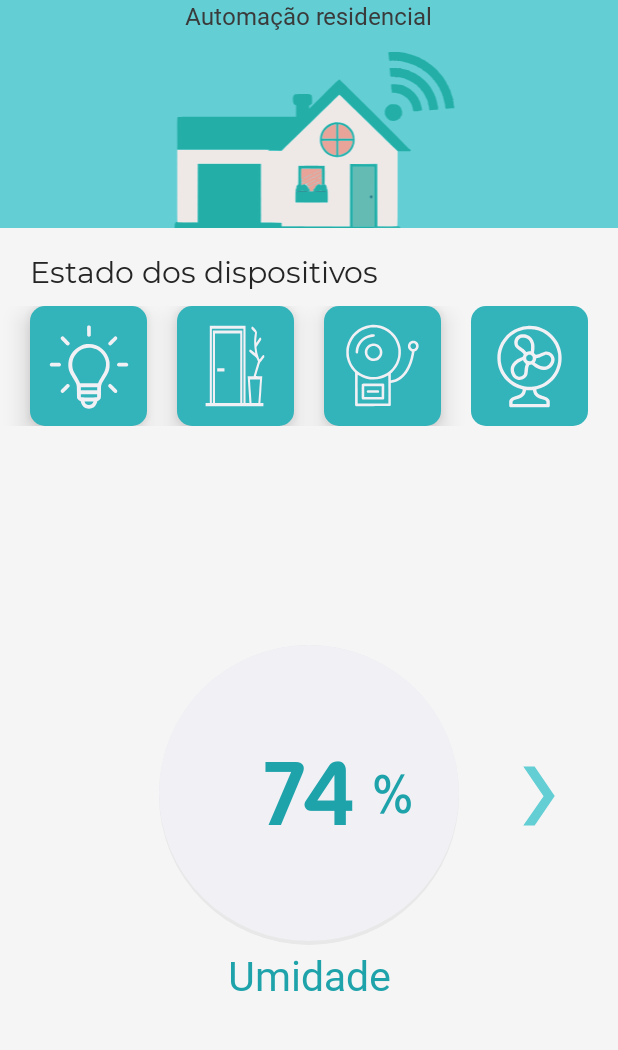
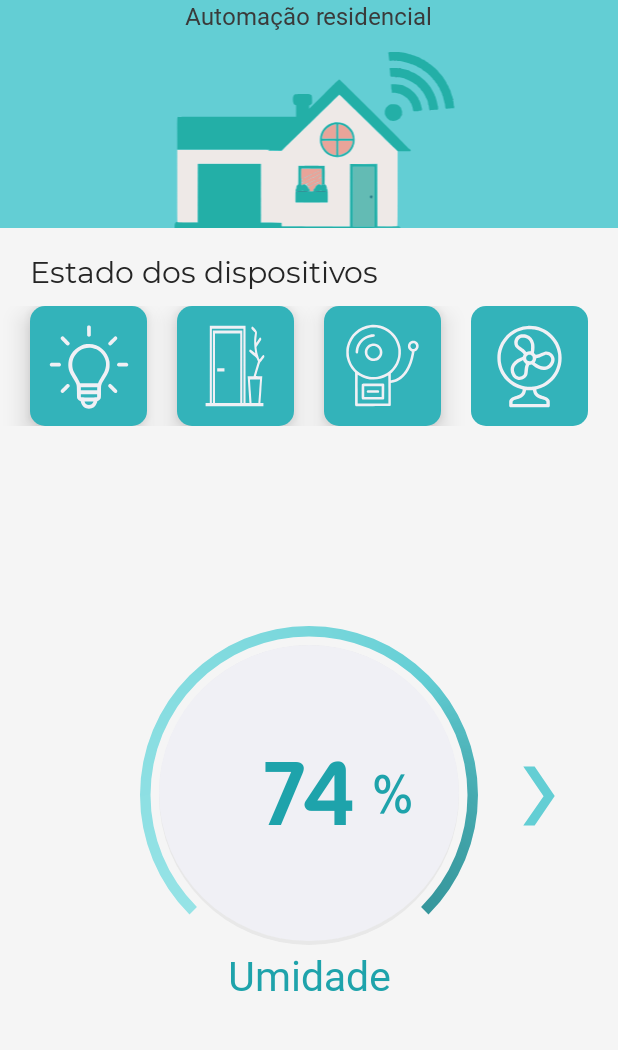
Before and after one commit to Matheus920/ArdHouseApp, an Android app: the MainActivity screen opened directly, with no data from a screen before it, on a phone screen of 412 x 824 dp, the part 72-1122 px from its top. Run offline under Robolectric (Android 15) with nearby library versions, the phone set to English and light mode, and no system bars; our stand-ins replace Volley; libraries missing offline, so code that uses them is left out: com.jakewharton.rxbinding4; network calls fail; 3 statements that could not run were skipped.

Commit message:
Finalizando aparência dos indicadores de temperatura e umidade

```diff
--- a/app/src/main/java/br/usp/ardhouse/activity/MainActivity.java
+++ b/app/src/main/java/br/usp/ardhouse/activity/MainActivity.java
@@ -17,16 +17,13 @@ import android.content.Intent;
 import android.os.Build;
 import android.os.Bundle;
 import android.os.Handler;
-import android.view.Menu;
 import android.view.MenuItem;
 import android.view.View;
-import android.view.Window;
 import android.view.WindowManager;
 import android.view.animation.Animation;
 import android.view.animation.OvershootInterpolator;
 import android.view.animation.Transformation;
 import android.widget.ImageButton;
-import android.widget.LinearLayout;
 import android.widget.TextView;
 import android.widget.Toast;
 import android.widget.ViewFlipper;
@@ -36,7 +33,6 @@ import com.google.android.material.navigation.NavigationView;
 import com.jakewharton.rxbinding4.view.RxView;
 
 import java.time.LocalDateTime;
-import java.time.format.DateTimeFormatter;
 import java.util.concurrent.TimeUnit;
 
 import br.usp.R;
@@ -65,9 +61,7 @@ public class MainActivity extends AppCompatActivity implements NavigationView.On
     ImageButton alarmeBtn;
     ImageButton ventiladorBtn;
     ImageButton portaBtn;
-    CustomProgressBar pbUmidade;
     SwipeRefreshLayout mySwipeRefreshLayout;
-    CustomProgressBar pb;
     ViewFlipper viewFlipper;
     final Handler handler = new Handler();
     static final float END_SCALE = 0.7f;
@@ -116,7 +110,6 @@ public class MainActivity extends AppCompatActivity implements NavigationView.On
 
         temperatura = findViewById(R.id.text_temperatura);
         umidade = findViewById(R.id.text_umidade);
-        pbUmidade = findViewById(R.id.pb_umidade);
         portaBtn = findViewById(R.id.button_porta);
         ventiladorBtn = findViewById(R.id.button_ventilador);
         alarmeBtn = findViewById(R.id.button_alarme);
@@ -125,8 +118,6 @@ public class MainActivity extends AppCompatActivity implements NavigationView.On
 
         viewFlipper = findViewById(R.id.view_flipper);
 
-
-        startAnimation();
         atualizarNomeArduino();
 
         RxView.clicks(portaBtn).throttleFirst(500, TimeUnit.MILLISECONDS)
@@ -210,8 +201,6 @@ public class MainActivity extends AppCompatActivity implements NavigationView.On
                     String tempUmidade = result.split("\\r?\\n")[1];
                     temperatura.setText((tempTemperatura));
                     umidade.setText((tempUmidade));
-                    //pbUmidade.setMax(Integer.parseInt(tempUmidade));
-                    pbUmidade.setMax(140);
                 }
             }
         });
@@ -315,38 +304,15 @@ public class MainActivity extends AppCompatActivity implements NavigationView.On
         return true;
     }
 
-    private void startAnimation() {
-        MainActivity.ProgressBarAnimation localProgressBarAnimation = new MainActivity.ProgressBarAnimation(0.0F, 75.0F);
-        localProgressBarAnimation.setInterpolator(new OvershootInterpolator(0.5F));
-        localProgressBarAnimation.setDuration(4000L);
-        pbUmidade.startAnimation(localProgressBarAnimation);
+    public void verTemperatura(View v) {
+        viewFlipper.setInAnimation(this, R.anim.slide_in_right);
+        viewFlipper.setOutAnimation(this, R.anim.slide_out_left);
+        viewFlipper.showPrevious();
     }
 
-    private class ProgressBarAnimation extends Animation {
-        private float from;
-        private float to;
-
-        public ProgressBarAnimation(float from, float to) {
-            this.from = from;
-            this.to = to;
-        }
-
-        protected void applyTransformation(float paramFloat, Transformation paramTransformation) {
-            super.applyTransformation(paramFloat, paramTransformation);
-            float f = this.from + paramFloat * (this.to - this.from);
-            pbUmidade.setProgress((int) f);
-        }
-    }
-
-    public void verTemperatura(View v) {
-        viewFlipper.setInAnimation(this, R.anim.slide_in_left);
+    public void verUmidade(View v) {
+        viewFlipper.setInAnimation(this, R.anim.slide_in_right);
         viewFlipper.setOutAnimation(this, R.anim.slide_out_left);
         viewFlipper.showNext();
     }
-
-    public void verUmidade(View v) {
-        viewFlipper.setInAnimation(this, R.anim.slide_in_left);
-        viewFlipper.setOutAnimation(this, R.anim.slide_out_left);
-        viewFlipper.showPrevious();
-    }
 }
--- a/app/src/main/res/anim/slide_in_left.xml
+++ /dev/null
@@ -1,13 +0,0 @@
-<?xml version="1.0" encoding="utf-8"?>
-<set xmlns:android="http://schemas.android.com/apk/res/android">
-    <translate
-        android:duration="@android:integer/config_mediumAnimTime"
-        android:fromXDelta="0"
-        android:toXDelta="-50%p"/>
-
-    <alpha
-       android:duration="@android:integer/config_mediumAnimTime"
-        android:fromAlpha="1.0"
-        android:toAlpha="0.0"/>
-
-</set>
--- a/app/src/main/res/drawable/buttonshape2.xml
+++ b/app/src/main/res/anim/slide_in_right.xml
@@ -1,16 +1,12 @@
 <?xml version="1.0" encoding="utf-8"?>
-<shape xmlns:android="http://schemas.android.com/apk/res/android" android:shape="rectangle" >
-    <gradient
-        android:startColor="@color/colorArduinoClaro"
-        android:endColor="#33B3BA"
-        android:angle="0"
-        android:type="linear"/>
-
-    <corners
-        android:radius="40dp"
-        />
-    <size
-        android:width="160dp"
-        android:height="55dp"
-        />
-</shape>
+<set xmlns:android="http://schemas.android.com/apk/res/android"
+    android:shareInterpolator="false">
+    <translate
+        android:duration="@android:integer/config_mediumAnimTime"
+        android:fromXDelta="50%p"
+        android:toXDelta="0" />
+    <alpha
+        android:duration="@android:integer/config_mediumAnimTime"
+        android:fromAlpha="0.0"
+        android:toAlpha="1.0" />
+</set>
--- a/app/src/main/res/layout/activity_main.xml
+++ b/app/src/main/res/layout/activity_main.xml
@@ -161,7 +161,7 @@
 
 
             <ViewFlipper
-                android:inAnimation="@anim/slide_in_left"
+                android:inAnimation="@anim/slide_in_right"
                 android:outAnimation="@anim/slide_out_left"
                 android:id="@+id/view_flipper"
                 android:layout_width="match_parent"
@@ -184,13 +184,12 @@
                         android:layout_height="280dp"
                         android:indeterminate="false"
                         android:max="100"
-                        android:progress="100"
+                        android:progress="75"
                         android:progressDrawable="@drawable/progress_circle"
                         app:layout_constraintBottom_toBottomOf="parent"
                         app:layout_constraintEnd_toEndOf="parent"
                         app:layout_constraintStart_toStartOf="parent"
-                        app:layout_constraintTop_toTopOf="parent"
-                        app:layout_constraintVertical_bias="0.0" />
+                        app:layout_constraintTop_toTopOf="parent"/>
 
                     <TextView
                         android:id="@+id/textView2"
@@ -258,7 +257,7 @@
                         android:layout_height="280dp"
                         android:indeterminate="false"
                         android:max="100"
-                        android:progress="100"
+                        android:progress="75"
                         android:progressDrawable="@drawable/progress_circle"
                         app:layout_constraintBottom_toBottomOf="parent"
                         app:layout_constraintEnd_toEndOf="parent"
@@ -310,11 +309,11 @@
                         android:id="@+id/button_temperatura"
                         android:layout_width="wrap_content"
                         android:layout_height="wrap_content"
-                        android:background="@drawable/arrow_right"
+                        android:background="@drawable/arrow_left"
                         android:foregroundGravity="center"
                         app:layout_constraintBottom_toTopOf="@+id/textView3"
-                        app:layout_constraintEnd_toEndOf="parent"
-                        app:layout_constraintStart_toEndOf="@+id/text_temperatura"
+                        app:layout_constraintEnd_toStartOf="@+id/pb_temperatura"
+                        app:layout_constraintStart_toStartOf="parent"
                         app:layout_constraintTop_toTopOf="@+id/text_temperatura"
 
                         />
```
